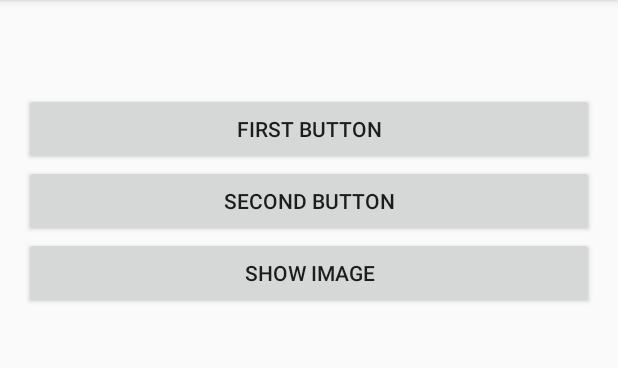
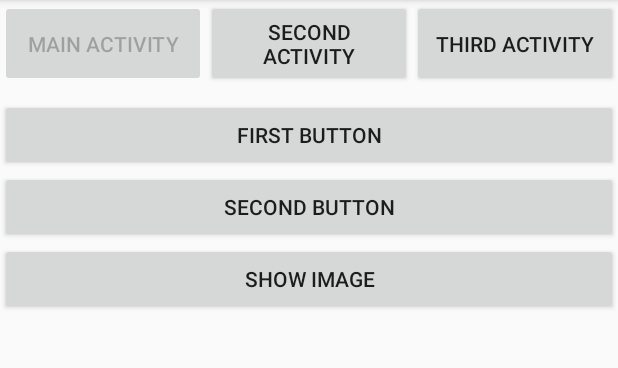
Before and after one commit to shevtsod/ENSE483, an Android app: the screen it shows after launch (MainActivity), after a tap on "SECOND BUTTON", on a phone screen of 412 x 824 dp, the part 84-452 px from its top. Run offline under Robolectric (Android 15) with nearby library versions, the light colour scheme and no system bars.

Commit message:
Lab 1 - Add two additional activities
- Add `SecondActivity`, `ThirdActivity`
- Add ListViews to new activities
- Add `navigation` layout to be included in other layouts
- Add buttons to navigate between activities
- Add different list views to each new activity

```diff
--- a/lab1/app/build.gradle
+++ b/lab1/app/build.gradle
@@ -20,10 +20,12 @@ android {
 }
 
 dependencies {
+    implementation 'com.android.support.constraint:constraint-layout:1.1.3'
+    implementation 'com.android.support:design:24.2.1'
     compile fileTree(dir: 'libs', include: ['*.jar'])
     androidTestCompile('com.android.support.test.espresso:espresso-core:2.2.2', {
         exclude group: 'com.android.support', module: 'support-annotations'
     })
-    compile 'com.android.support:appcompat-v7:24.2.1'
+    implementation 'com.android.support:appcompat-v7:24.2.1'
     testCompile 'junit:junit:4.12'
 }
--- a/lab1/app/src/main/java/com/tabian/buttons/MainActivity.java
+++ b/lab1/app/src/main/java/com/tabian/buttons/MainActivity.java
@@ -1,5 +1,6 @@
 package com.tabian.buttons;
 
+import android.content.Intent;
 import android.support.v7.app.AppCompatActivity;
 import android.os.Bundle;
 import android.util.Log;
@@ -19,11 +20,44 @@ public class MainActivity extends AppCompatActivity {
         setContentView(R.layout.activity_main);
         Log.d(TAG, "onCreate: Started.");
 
-        Button firstButton = (Button) findViewById(R.id.btnOne);
-        Button secondButton = (Button) findViewById(R.id.btnTwo);
-        final Button showHideImageButton = (Button) findViewById(R.id.btnThree);
+        // Navigation buttons
+        final Button buttonMainActivity = (Button) findViewById(R.id.buttonMainActivity);
+        final Button buttonSecondActivity = (Button) findViewById(R.id.buttonSecondActivity);
+        final Button buttonThirdActivity = (Button) findViewById(R.id.buttonThirdActivity);
 
-        firstButton.setOnClickListener(new View.OnClickListener() {
+        // Activity buttons
+        final Button btnOne = (Button) findViewById(R.id.btnOne);
+        final Button btnTwo = (Button) findViewById(R.id.btnTwo);
+        final Button btnThree = (Button) findViewById(R.id.btnThree);
+
+        // Image
+        final ImageView image = (ImageView) findViewById(R.id.image);
+
+        buttonMainActivity.setEnabled(false);
+
+        // OnClick listeners
+
+        buttonSecondActivity.setOnClickListener(new View.OnClickListener() {
+            @Override
+            public void onClick(View view) {
+                Log.d(TAG, "onClick: Clicked buttonSecondActivity");
+
+                Intent intent = new Intent(MainActivity.this, SecondActivity.class);
+                startActivity(intent);
+            }
+        });
+
+        buttonThirdActivity.setOnClickListener(new View.OnClickListener() {
+            @Override
+            public void onClick(View view) {
+                Log.d(TAG, "onClick: Clicked buttonThirdActivity");
+
+                Intent intent = new Intent(MainActivity.this, ThirdActivity.class);
+                startActivity(intent);
+            }
+        });
+
+        btnOne.setOnClickListener(new View.OnClickListener() {
             @Override
             public void onClick(View view) {
                 Log.d(TAG, "onClick: Clicked Button One!");
@@ -31,7 +65,7 @@ public class MainActivity extends AppCompatActivity {
             }
         });
 
-        secondButton.setOnClickListener(new View.OnClickListener() {
+        btnTwo.setOnClickListener(new View.OnClickListener() {
             @Override
             public void onClick(View view) {
                 Log.d(TAG, "onClick: Clicked Button Two!");
@@ -39,19 +73,23 @@ public class MainActivity extends AppCompatActivity {
             }
         });
 
-        showHideImageButton.setOnClickListener(new View.OnClickListener() {
+        btnThree.setOnClickListener(new View.OnClickListener() {
             @Override
             public void onClick(View view) {
                 Log.d(TAG, "onClick: Clicked Show/Hide Image Button!");
 
-                ImageView image = (ImageView) findViewById(R.id.image);
-
-                if (image.getVisibility() == View.VISIBLE) {
-                    showHideImageButton.setText("Show Image");
-                    image.setVisibility(View.INVISIBLE);
-                } else {
-                    showHideImageButton.setText("Hide Image");
-                    image.setVisibility(View.VISIBLE);
+                switch(image.getVisibility()) {
+                    case View.VISIBLE:
+                        btnThree.setText("Show Image");
+                        image.setVisibility(View.INVISIBLE);
+                        break;
+                    case View.INVISIBLE:
+                        btnThree.setText("Hide Image");
+                        image.setVisibility(View.VISIBLE);
+                        break;
+                    case View.GONE:
+                    default:
+                        break;
                 }
             }
         });
@@ -59,7 +97,7 @@ public class MainActivity extends AppCompatActivity {
 
     /**
      * Prints out the message as a toast
-     * @param message
+     * @param message Message to print
      */
     private void toastMessage(String message){
         Toast.makeText(MainActivity.this, message, Toast.LENGTH_SHORT).show();
--- a/lab1/app/src/main/res/layout/activity_main.xml
+++ b/lab1/app/src/main/res/layout/activity_main.xml
@@ -3,23 +3,23 @@
     xmlns:android="http://schemas.android.com/apk/res/android"
     xmlns:app="http://schemas.android.com/apk/res-auto"
     xmlns:tools="http://schemas.android.com/tools"
-    android:id="@+id/activity_main"
     android:layout_width="match_parent"
     android:layout_height="match_parent"
-    android:paddingBottom="@dimen/activity_vertical_margin"
-    android:paddingLeft="@dimen/activity_horizontal_margin"
-    android:paddingRight="@dimen/activity_horizontal_margin"
-    android:paddingTop="@dimen/activity_vertical_margin"
     tools:context="com.tabian.buttons.MainActivity">
 
+    <include
+        layout="@layout/navigation"
+        android:layout_width="match_parent"
+        android:layout_height="58dp"
+        android:id="@+id/navigation"/>
 
     <Button
         android:text="First Button"
         android:layout_width="match_parent"
         android:layout_height="wrap_content"
-        android:layout_alignParentTop="true"
+        android:layout_below="@id/navigation"
         android:layout_centerHorizontal="true"
-        android:layout_marginTop="46dp"
+        android:layout_marginTop="8dp"
         android:id="@+id/btnOne"/>
 
     <Button
@@ -31,20 +31,23 @@
         android:id="@+id/btnTwo"/>
 
     <Button
-        android:id="@+id/btnThree"
+        android:text="Show Image"
         android:layout_width="match_parent"
         android:layout_height="wrap_content"
         android:layout_below="@+id/btnTwo"
         android:layout_centerHorizontal="true"
-        android:text="Show Image" />
+        android:id="@+id/btnThree"/>
 
     <ImageView
         android:id="@+id/image"
         android:layout_width="wrap_content"
         android:layout_height="wrap_content"
         android:layout_below="@+id/btnThree"
-        android:layout_marginTop="46dp"
+        android:layout_alignParentBottom="true"
+        android:layout_marginTop="8dp"
+        android:layout_marginBottom="8dp"
         android:contentDescription="Cats looking at viewer"
         android:visibility="invisible"
         app:srcCompat="@drawable/cats" />
+
 </RelativeLayout>
--- /dev/null
+++ b/lab1/app/src/main/res/layout/navigation.xml
@@ -0,0 +1,37 @@
+<?xml version="1.0" encoding="utf-8"?>
+<android.support.constraint.ConstraintLayout xmlns:android="http://schemas.android.com/apk/res/android"
+    xmlns:app="http://schemas.android.com/apk/res-auto"
+    xmlns:tools="http://schemas.android.com/tools"
+    android:layout_width="match_parent"
+    android:layout_height="match_parent" >
+
+    <Button
+        android:id="@+id/buttonMainActivity"
+        android:layout_width="0dp"
+        android:layout_height="0dp"
+        android:text="Main Activity"
+        app:layout_constraintBottom_toBottomOf="parent"
+        app:layout_constraintEnd_toStartOf="@+id/buttonSecondActivity"
+        app:layout_constraintStart_toStartOf="parent"
+        app:layout_constraintTop_toTopOf="parent" />
+
+    <Button
+        android:id="@+id/buttonSecondActivity"
+        android:layout_width="0dp"
+        android:layout_height="0dp"
+        android:text="Second Activity"
+        app:layout_constraintBottom_toBottomOf="parent"
+        app:layout_constraintEnd_toStartOf="@+id/buttonThirdActivity"
+        app:layout_constraintStart_toEndOf="@+id/buttonMainActivity"
+        app:layout_constraintTop_toTopOf="parent" />
+
+    <Button
+        android:id="@+id/buttonThirdActivity"
+        android:layout_width="0dp"
+        android:layout_height="0dp"
+        android:text="Third Activity"
+        app:layout_constraintBottom_toBottomOf="parent"
+        app:layout_constraintEnd_toEndOf="parent"
+        app:layout_constraintStart_toEndOf="@+id/buttonSecondActivity"
+        app:layout_constraintTop_toTopOf="parent" />
+</android.support.constraint.ConstraintLayout>
--- a/lab1/app/src/main/res/values/dimens.xml
+++ b/lab1/app/src/main/res/values/dimens.xml
@@ -2,4 +2,5 @@
     <!-- Default screen margins, per the Android Design guidelines. -->
     <dimen name="activity_horizontal_margin">16dp</dimen>
     <dimen name="activity_vertical_margin">16dp</dimen>
+    <dimen name="fab_margin">16dp</dimen>
 </resources>
--- a/lab1/app/src/main/res/values/strings.xml
+++ b/lab1/app/src/main/res/values/strings.xml
@@ -1,3 +1,8 @@
 <resources>
     <string name="app_name">Buttons</string>
+    <string name="title_activity_second">SecondActivity</string>
+    <string name="title_activity_third">ThirdActivity</string>
+
+    <!-- TODO: Remove or change this placeholder text -->
+    <string name="hello_blank_fragment">Hello blank fragment</string>
 </resources>
```
Also changed, not shown: lab1/app/src/main/AndroidManifest.xml (+7 -3 lines), lab1/app/src/main/java/com/tabian/buttons/SecondActivity.java (added, +73 -0 lines), lab1/app/src/main/java/com/tabian/buttons/ThirdActivity.java (added, +75 -0 lines), lab1/app/src/main/res/layout/activity_second.xml (added, +30 -0 lines), lab1/app/src/main/res/layout/activity_second_list_item_layout.xml (added, +7 -0 lines), lab1/app/src/main/res/layout/activity_third.xml (added, +30 -0 lines), lab1/app/src/main/res/values/styles.xml (+9 -0 lines).
